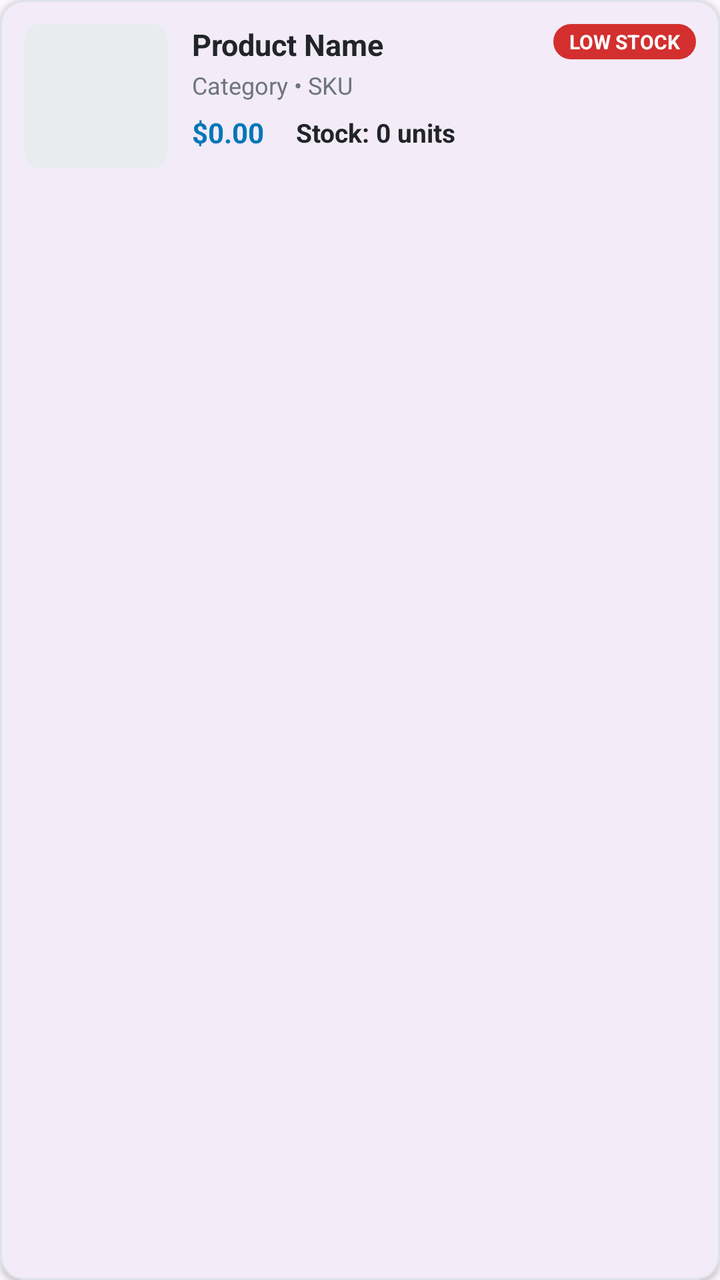
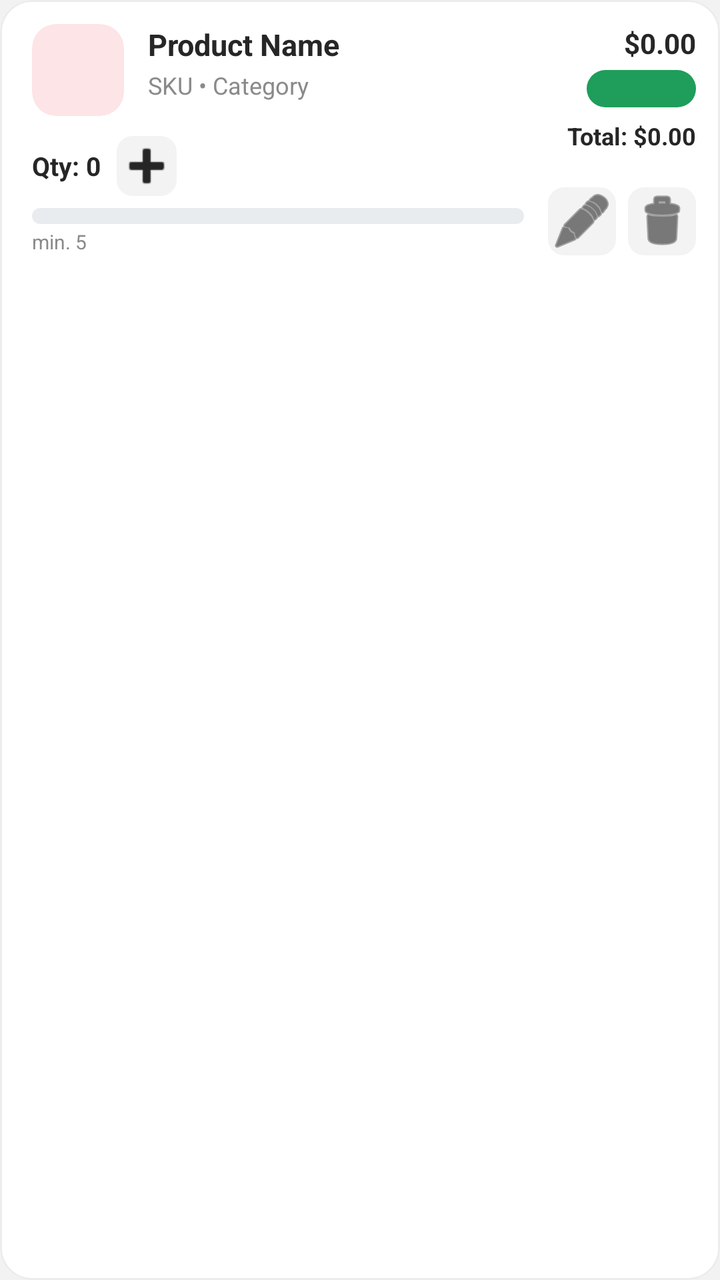

Two renders of the same Android screen: before a commit and after it. Below are the layout's source before the change and the commit's diff.
<!-- AndroidManifest.xml: application theme Theme.Warehouse -->
<!-- res/layout/item_product.xml -->
<?xml version="1.0" encoding="utf-8"?>
<com.google.android.material.card.MaterialCardView 
    xmlns:android="http://schemas.android.com/apk/res/android"
    xmlns:app="http://schemas.android.com/apk/res-auto"
    android:id="@+id/cardProduct"
    android:layout_width="match_parent"
    android:layout_height="wrap_content"
    android:layout_marginHorizontal="12dp"
    android:layout_marginVertical="6dp"
    app:cardCornerRadius="12dp"
    app:cardElevation="2dp"
    app:strokeWidth="1dp"
    app:strokeColor="@color/card_border">

    <androidx.constraintlayout.widget.ConstraintLayout
        android:id="@+id/layoutContainer"
        android:layout_width="match_parent"
        android:layout_height="wrap_content"
        android:padding="12dp">

        
        <ImageView
            android:id="@+id/imgProductThumb"
            android:layout_width="72dp"
            android:layout_height="72dp"
            android:scaleType="centerCrop"
            android:background="@drawable/image_placeholder"
            android:contentDescription="Product Image"
            app:layout_constraintStart_toStartOf="parent"
            app:layout_constraintTop_toTopOf="parent"
            app:layout_constraintBottom_toBottomOf="parent" />

        
        <TextView
            android:id="@+id/tvProductName"
            android:layout_width="0dp"
            android:layout_height="wrap_content"
            android:layout_marginStart="12dp"
            android:layout_marginEnd="8dp"
            android:text="Product Name"
            android:textColor="@color/text_primary"
            android:textSize="15sp"
            android:textStyle="bold"
            android:maxLines="2"
            android:ellipsize="end"
            app:layout_constraintStart_toEndOf="@id/imgProductThumb"
            app:layout_constraintEnd_toStartOf="@id/tvStockStatusBadge"
            app:layout_constraintTop_toTopOf="parent" />

        
        <TextView
            android:id="@+id/tvProductMeta"
            android:layout_width="0dp"
            android:layout_height="wrap_content"
            android:layout_marginStart="12dp"
            android:layout_marginTop="2dp"
            android:text="Category • SKU"
            android:textColor="@color/text_secondary"
            android:textSize="12sp"
            app:layout_constraintStart_toEndOf="@id/imgProductThumb"
            app:layout_constraintEnd_toEndOf="parent"
            app:layout_constraintTop_toBottomOf="@id/tvProductName" />

        
        <TextView
            android:id="@+id/tvProductPrice"
            android:layout_width="wrap_content"
            android:layout_height="wrap_content"
            android:layout_marginStart="12dp"
            android:layout_marginTop="6dp"
            android:text="$0.00"
            android:textColor="@color/accent_blue"
            android:textSize="14sp"
            android:textStyle="bold"
            app:layout_constraintStart_toEndOf="@id/imgProductThumb"
            app:layout_constraintTop_toBottomOf="@id/tvProductMeta" />

        
        <TextView
            android:id="@+id/tvStockCount"
            android:layout_width="wrap_content"
            android:layout_height="wrap_content"
            android:layout_marginStart="16dp"
            android:text="Stock: 0 units"
            android:textColor="@color/text_primary"
            android:textSize="13sp"
            android:textStyle="bold"
            app:layout_constraintStart_toEndOf="@id/tvProductPrice"
            app:layout_constraintTop_toTopOf="@id/tvProductPrice"
            app:layout_constraintBottom_toBottomOf="@id/tvProductPrice" />

        
        <TextView
            android:id="@+id/tvStockStatusBadge"
            android:layout_width="wrap_content"
            android:layout_height="wrap_content"
            android:text="LOW STOCK"
            android:textColor="@color/white"
            android:textSize="10sp"
            android:textStyle="bold"
            android:background="@drawable/badge_low_stock"
            app:layout_constraintEnd_toEndOf="parent"
            app:layout_constraintTop_toTopOf="parent" />

    </androidx.constraintlayout.widget.ConstraintLayout>

</com.google.android.material.card.MaterialCardView>
<!-- resources referenced by this layout -->
<resources>
  <color name="accent_blue">#0077B6</color>
  <color name="card_border">#DEE2E6</color>
  <color name="text_primary">#212529</color>
  <color name="text_secondary">#6C757D</color>
  <color name="white">#FFFFFFFF</color>
  <!-- drawable badge_low_stock (drawable) -->
  <?xml version="1.0" encoding="utf-8"?>
  <shape xmlns:android="http://schemas.android.com/apk/res/android"
      android:shape="rectangle">
      <solid android:color="@color/stock_low" />
      <corners android:radius="12dp" />
      <padding
          android:left="8dp"
          android:top="2dp"
          android:right="8dp"
          android:bottom="2dp" />
  </shape>
  <!-- drawable image_placeholder (drawable) -->
  <?xml version="1.0" encoding="utf-8"?>
  <shape xmlns:android="http://schemas.android.com/apk/res/android"
      android:shape="rectangle">
      <solid android:color="#E9ECEF" />
      <corners android:radius="8dp" />
  </shape>
  <style name="Theme.Warehouse" parent="Base.Theme.Warehouse" />
  <color name="stock_low">#D32F2F</color>
  <style name="Base.Theme.Warehouse" parent="Theme.Material3.DayNight.NoActionBar">
          
          
      </style>
</resources>

<!-- the commit's change to res/layout/item_product.xml (unified diff, before → after) -->
@@ -5,10 +5,11 @@
     android:id="@+id/cardProduct"
     android:layout_width="match_parent"
     android:layout_height="wrap_content"
-    android:layout_marginHorizontal="12dp"
+    android:layout_marginHorizontal="0dp"
     android:layout_marginVertical="6dp"
-    app:cardCornerRadius="12dp"
-    app:cardElevation="2dp"
+    app:cardCornerRadius="16dp"
+    app:cardElevation="0dp"
+    app:cardBackgroundColor="@color/white"
     app:strokeWidth="1dp"
     app:strokeColor="@color/card_border">
 
@@ -19,16 +20,36 @@
         android:padding="12dp">
 
         
-        <ImageView
-            android:id="@+id/imgProductThumb"
-            android:layout_width="72dp"
-            android:layout_height="72dp"
-            android:scaleType="centerCrop"
-            android:background="@drawable/image_placeholder"
-            android:contentDescription="Product Image"
-            app:layout_constraintStart_toStartOf="parent"
+        <View
+            android:id="@+id/viewLowStockStrip"
+            android:layout_width="3dp"
+            android:layout_height="0dp"
+            android:background="@color/stock_low"
+            android:visibility="gone"
             app:layout_constraintTop_toTopOf="parent"
-            app:layout_constraintBottom_toBottomOf="parent" />
+            app:layout_constraintBottom_toBottomOf="parent"
+            app:layout_constraintStart_toStartOf="parent" />
+
+        
+        <com.google.android.material.card.MaterialCardView
+            android:id="@+id/cardThumb"
+            android:layout_width="46dp"
+            android:layout_height="46dp"
+            app:cardCornerRadius="12dp"
+            app:cardElevation="0dp"
+            app:cardBackgroundColor="@color/stock_low_bg"
+            app:strokeWidth="0dp"
+            app:layout_constraintStart_toEndOf="@id/viewLowStockStrip"
+            app:layout_constraintTop_toTopOf="parent"
+            android:layout_marginStart="4dp">
+
+            <ImageView
+                android:id="@+id/imgProductThumb"
+                android:layout_width="match_parent"
+                android:layout_height="match_parent"
+                android:scaleType="centerCrop"
+                android:contentDescription="Product image thumbnail" />
+        </com.google.android.material.card.MaterialCardView>
 
         
         <TextView
@@ -41,10 +62,10 @@
             android:textColor="@color/text_primary"
             android:textSize="15sp"
             android:textStyle="bold"
-            android:maxLines="2"
+            android:maxLines="1"
             android:ellipsize="end"
-            app:layout_constraintStart_toEndOf="@id/imgProductThumb"
-            app:layout_constraintEnd_toStartOf="@id/tvStockStatusBadge"
+            app:layout_constraintStart_toEndOf="@id/cardThumb"
+            app:layout_constraintEnd_toStartOf="@id/tvProductPrice"
             app:layout_constraintTop_toTopOf="parent" />
 
         
@@ -54,11 +75,11 @@
             android:layout_height="wrap_content"
             android:layout_marginStart="12dp"
             android:layout_marginTop="2dp"
-            android:text="Category • SKU"
+            android:text="SKU • Category"
             android:textColor="@color/text_secondary"
             android:textSize="12sp"
-            app:layout_constraintStart_toEndOf="@id/imgProductThumb"
-            app:layout_constraintEnd_toEndOf="parent"
+            app:layout_constraintStart_toEndOf="@id/cardThumb"
+            app:layout_constraintEnd_toStartOf="@id/tvProductPrice"
             app:layout_constraintTop_toBottomOf="@id/tvProductName" />
 
         
@@ -66,41 +87,138 @@
             android:id="@+id/tvProductPrice"
             android:layout_width="wrap_content"
             android:layout_height="wrap_content"
-            android:layout_marginStart="12dp"
-            android:layout_marginTop="6dp"
             android:text="$0.00"
-            android:textColor="@color/accent_blue"
+            android:textColor="@color/text_primary"
             android:textSize="14sp"
             android:textStyle="bold"
-            app:layout_constraintStart_toEndOf="@id/imgProductThumb"
-            app:layout_constraintTop_toBottomOf="@id/tvProductMeta" />
-
-        
-        <TextView
-            android:id="@+id/tvStockCount"
-            android:layout_width="wrap_content"
-            android:layout_height="wrap_content"
-            android:layout_marginStart="16dp"
-            android:text="Stock: 0 units"
+            app:layout_constraintEnd_toEndOf="parent"
+            app:layout_constraintTop_toTopOf="parent" />
+
+        
+        <TextView
+            android:id="@+id/tvStockStatusBadge"
+            android:layout_width="wrap_content"
+            android:layout_height="wrap_content"
+            android:text="In stock"
+            android:textColor="@color/stock_ok"
+            android:textSize="11sp"
+            android:paddingHorizontal="8dp"
+            android:paddingVertical="2dp"
+            android:background="@drawable/badge_in_stock"
+            app:layout_constraintEnd_toEndOf="parent"
+            app:layout_constraintTop_toBottomOf="@id/tvProductPrice"
+            android:layout_marginTop="4dp" />
+
+        
+        <LinearLayout
+            android:id="@+id/layoutQuantitySection"
+            android:layout_width="wrap_content"
+            android:layout_height="wrap_content"
+            android:orientation="horizontal"
+            android:gravity="center_vertical"
+            android:layout_marginTop="10dp"
+            app:layout_constraintStart_toStartOf="@id/cardThumb"
+            app:layout_constraintTop_toBottomOf="@id/cardThumb">
+
+            <TextView
+                android:id="@+id/tvStockCount"
+                android:layout_width="wrap_content"
+                android:layout_height="wrap_content"
+                android:text="Qty: 0"
+                android:textColor="@color/text_primary"
+                android:textSize="13sp"
+                android:textStyle="bold"
+                android:layout_marginEnd="8dp" />
+
+            
+            <ImageButton
+                android:id="@+id/btnPlus"
+                android:layout_width="30dp"
+                android:layout_height="30dp"
+                android:background="@drawable/image_placeholder"
+                android:backgroundTint="@color/chip_bg"
+                android:src="@android:drawable/ic_input_add"
+                app:tint="@color/text_primary"
+                android:contentDescription="Increment stock quantity by one"
+                android:minWidth="48dp"
+                android:minHeight="48dp" />
+        </LinearLayout>
+
+        
+        <ProgressBar
+            android:id="@+id/progressStock"
+            style="?android:attr/progressBarStyleHorizontal"
+            android:layout_width="0dp"
+            android:layout_height="8dp"
+            android:layout_marginTop="6dp"
+            android:layout_marginEnd="12dp"
+            android:max="100"
+            android:progress="50"
+            android:progressDrawable="@drawable/image_placeholder"
+            app:layout_constraintStart_toStartOf="@id/layoutQuantitySection"
+            app:layout_constraintEnd_toStartOf="@id/layoutActionButtons"
+            app:layout_constraintTop_toBottomOf="@id/layoutQuantitySection" />
+
+        
+        <TextView
+            android:id="@+id/tvMinCaption"
+            android:layout_width="wrap_content"
+            android:layout_height="wrap_content"
+            android:text="min. 5"
+            android:textColor="@color/text_secondary"
+            android:textSize="10sp"
+            android:layout_marginTop="2dp"
+            app:layout_constraintStart_toStartOf="@id/progressStock"
+            app:layout_constraintTop_toBottomOf="@id/progressStock" />
+
+        
+        <TextView
+            android:id="@+id/tvLineValue"
+            android:layout_width="wrap_content"
+            android:layout_height="wrap_content"
+            android:text="Total: $0.00"
             android:textColor="@color/text_primary"
-            android:textSize="13sp"
+            android:textSize="12sp"
             android:textStyle="bold"
-            app:layout_constraintStart_toEndOf="@id/tvProductPrice"
-            app:layout_constraintTop_toTopOf="@id/tvProductPrice"
-            app:layout_constraintBottom_toBottomOf="@id/tvProductPrice" />
-
-        
-        <TextView
-            android:id="@+id/tvStockStatusBadge"
-            android:layout_width="wrap_content"
-            android:layout_height="wrap_content"
-            android:text="LOW STOCK"
-            android:textColor="@color/white"
-            android:textSize="10sp"
-            android:textStyle="bold"
-            android:background="@drawable/badge_low_stock"
-            app:layout_constraintEnd_toEndOf="parent"
-            app:layout_constraintTop_toTopOf="parent" />
+            app:layout_constraintEnd_toEndOf="parent"
+            app:layout_constraintTop_toBottomOf="@id/tvStockStatusBadge"
+            android:layout_marginTop="6dp" />
+
+        
+        <LinearLayout
+            android:id="@+id/layoutActionButtons"
+            android:layout_width="wrap_content"
+            android:layout_height="wrap_content"
+            android:orientation="horizontal"
+            android:gravity="center_vertical"
+            app:layout_constraintEnd_toEndOf="parent"
+            app:layout_constraintBottom_toBottomOf="parent">
+
+            <ImageButton
+                android:id="@+id/btnEdit"
+                android:layout_width="34dp"
+                android:layout_height="34dp"
+                android:background="@drawable/image_placeholder"
+                android:backgroundTint="@color/chip_bg"
+                android:src="@android:drawable/ic_menu_edit"
+                app:tint="@color/text_primary"
+                android:contentDescription="Edit product details"
+                android:layout_marginEnd="6dp"
+                android:minWidth="48dp"
+                android:minHeight="48dp" />
+
+            <ImageButton
+                android:id="@+id/btnDelete"
+                android:layout_width="34dp"
+                android:layout_height="34dp"
+                android:background="@drawable/image_placeholder"
+                android:backgroundTint="@color/chip_bg"
+                android:src="@android:drawable/ic_menu_delete"
+                app:tint="@color/text_primary"
+                android:contentDescription="Delete product"
+                android:minWidth="48dp"
+                android:minHeight="48dp" />
+        </LinearLayout>
 
     </androidx.constraintlayout.widget.ConstraintLayout>
 
<!-- resource entries referenced after the edit -->
@@ -1,15 +1,15 @@
 <!-- resources referenced by this layout -->
 <resources>
-  <color name="accent_blue">#0077B6</color>
-  <color name="card_border">#DEE2E6</color>
-  <color name="text_primary">#212529</color>
-  <color name="text_secondary">#6C757D</color>
+  <color name="card_border">#ECECEC</color>
+  <color name="chip_bg">#F3F3F3</color>
+  <color name="text_primary">#262626</color>
+  <color name="text_secondary">#8A8A8A</color>
   <color name="white">#FFFFFFFF</color>
-  <!-- drawable badge_low_stock (drawable) -->
+  <!-- drawable badge_in_stock (drawable) -->
   <?xml version="1.0" encoding="utf-8"?>
   <shape xmlns:android="http://schemas.android.com/apk/res/android"
       android:shape="rectangle">
-      <solid android:color="@color/stock_low" />
+      <solid android:color="@color/stock_ok" />
       <corners android:radius="12dp" />
       <padding
           android:left="8dp"
@@ -25,10 +25,19 @@
       <corners android:radius="8dp" />
   </shape>
   <style name="Theme.Warehouse" parent="Base.Theme.Warehouse" />
-  <color name="stock_low">#D32F2F</color>
-  <style name="Base.Theme.Warehouse" parent="Theme.Material3.DayNight.NoActionBar">
-          
-          
+  <color name="stock_low">#EF4A4A</color>
+  <color name="stock_low_bg">#FDE4E6</color>
+  <color name="stock_ok">#1E9E5A</color>
+  <style name="Base.Theme.Warehouse" parent="Theme.Material3.Light.NoActionBar">
+          <item name="colorPrimary">@color/primary_charcoal</item>
+          <item name="colorOnPrimary">@color/white</item>
+          <item name="colorSurface">@color/white</item>
+          <item name="colorOnSurface">@color/text_primary</item>
+          <item name="colorError">@color/stock_low</item>
+          <item name="colorOnBackground">@color/text_primary</item>
+          <item name="android:windowBackground">@color/bg_light</item>
       </style>
+  <color name="primary_charcoal">#262626</color>
+  <color name="bg_light">#F2F2F2</color>
 </resources>
 
